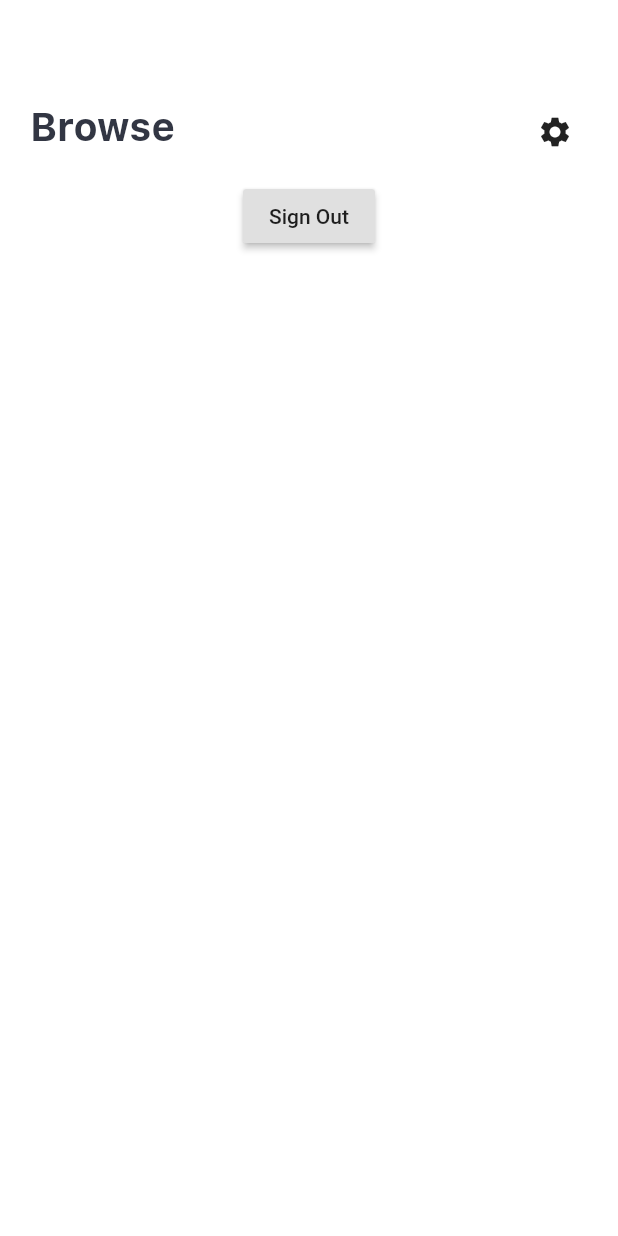
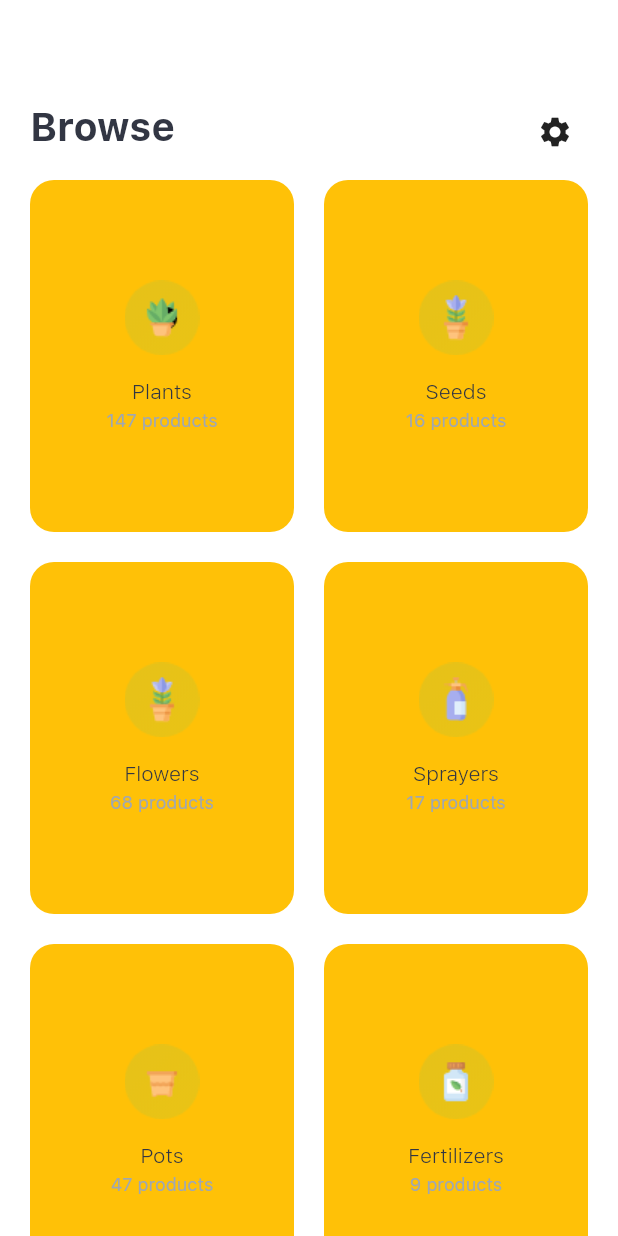
Before and after one commit to Ralfarios/plant_app, a Flutter app: the screen it shows once a user with an empty profile is signed in, on a phone screen of 412 x 824 dp. Run offline on Flutter 3.47's test engine with Material 2 defaults, Android fonts, the phone set to English and light mode, and no system bars; our stand-ins replace firebase_auth; missing offline and left inert: gradient_text; accounts and stored records are empty.

Commit message:
ADD: Landing Pages

```diff
--- a/lib/core/consts/path/image.dart
+++ b/lib/core/consts/path/image.dart
@@ -3,6 +3,12 @@ import 'package:flutter/material.dart';
 //IMAGE
 
 const imWelcomeIllust = AssetImage("assets/img/image_welcome.png");
+const imFertilizer = "assets/img/image_fertilizer.png";
+const imFlower = "assets/img/image_flower.png";
+const imPlant = "assets/img/image_plant.png";
+const imPot = "assets/img/image_pot.png";
+const imSeed = "assets/img/image_seed.png";
+const imSprayer = "assets/img/image_sprayer.png";
 
 //ICON
 
--- /dev/null
+++ b/lib/page/page_landing/model/page_landingModel.dart
@@ -0,0 +1,85 @@
+import 'package:flutter/material.dart';
+
+import '../../../core/consts/path/image.dart' as images;
+import '../../../core/consts/style/color.dart';
+import '../../../core/consts/style/theme.dart';
+
+class LandingCategory {
+  final String name, image;
+  final int prodSum;
+
+  LandingCategory({this.name, this.prodSum, this.image});
+}
+
+List<LandingCategory> categories = [
+  LandingCategory(
+    name: "Plants",
+    prodSum: 147,
+    image: images.imPlant,
+  ),
+  LandingCategory(
+    name: "Seeds",
+    prodSum: 16,
+    image: images.imFlower,
+  ),
+  LandingCategory(
+    name: "Flowers",
+    prodSum: 68,
+    image: images.imFlower,
+  ),
+  LandingCategory(
+    name: "Sprayers",
+    prodSum: 17,
+    image: images.imSprayer,
+  ),
+  LandingCategory(
+    name: "Pots",
+    prodSum: 47,
+    image: images.imPot,
+  ),
+  LandingCategory(
+    name: "Fertilizers",
+    prodSum: 9,
+    image: images.imFertilizer,
+  ),
+];
+
+class ElCarde extends StatelessWidget {
+  final LandingCategory landingCategory;
+  final Function press;
+  const ElCarde({
+    Key key,
+    this.landingCategory,
+    this.press,
+  }) : super(key: key);
+
+  @override
+  Widget build(BuildContext context) {
+    return GestureDetector(
+      //borderRadius: BorderRadius.circular(16),
+      onTap: press,
+      child: Container(
+        padding: EdgeInsets.all(20),
+        decoration: BoxDecoration(
+          color: Colors.amber,
+          borderRadius: BorderRadius.circular(16),
+        ),
+        child: Column(
+          mainAxisAlignment: MainAxisAlignment.center,
+          children: <Widget>[
+            Image.asset(landingCategory.image),
+            Padding(
+              padding: const EdgeInsets.only(top: 16, bottom: 4),
+              child: Text(landingCategory.name,
+                  style: Theme.of(context).textTheme.bodyText1.copyWith(
+                      color: cBlack, fontWeight: FontLight, fontSize: 14)),
+            ),
+            Text(landingCategory.prodSum.toString() + " products",
+                style: Theme.of(context).textTheme.bodyText1.copyWith(
+                    color: cDGray, fontWeight: FontRegular, fontSize: 12)),
+          ],
+        ),
+      ),
+    );
+  }
+}
--- a/lib/page/page_landing/page_landingView.dart
+++ b/lib/page/page_landing/page_landingView.dart
@@ -1,8 +1,7 @@
 import 'package:flutter/material.dart';
 
-import '../../core/consts/element/provider.dart';
 import '../../core/consts/element/widget.dart';
-import '../../core/service/authenticator.dart';
+import 'model/page_landingModel.dart';
 
 class PageLandingView extends StatelessWidget {
   @override
@@ -10,24 +9,20 @@ class PageLandingView extends StatelessWidget {
     return Scaffold(
       appBar: customAppBar(
           context, null, withButton(context, "Browse", Icon(Icons.settings))),
-      body: Center(
-        child: Column(
-          children: [
-            RaisedButton(
-              onPressed: () async {
-                try {
-                  AuthService authService = Provider.of(context).authService;
-                  await authService.signOut(context);
-                  print("Signed Out");
-                } catch (e) {
-                  print(e);
-                }
-              },
-              child: Text(
-                "Sign Out",
-              ),
-            )
-          ],
+      body: Padding(
+        padding: const EdgeInsets.symmetric(horizontal: 20),
+        child: GridView.builder(
+          itemCount: categories.length,
+          gridDelegate: SliverGridDelegateWithFixedCrossAxisCount(
+            crossAxisCount: 2,
+            crossAxisSpacing: 20,
+            mainAxisSpacing: 20,
+            childAspectRatio: 0.75,
+          ),
+          itemBuilder: (context, index) => ElCarde(
+            landingCategory: categories[index],
+            press: () {},
+          ),
         ),
       ),
     );
```
Also changed, not shown: assets/img/image_fertilizer.png (added), assets/img/image_flower.png (added), assets/img/image_plant.png (added), assets/img/image_pot.png (added), assets/img/image_seed.png (added), assets/img/image_sprayer.png (added).
